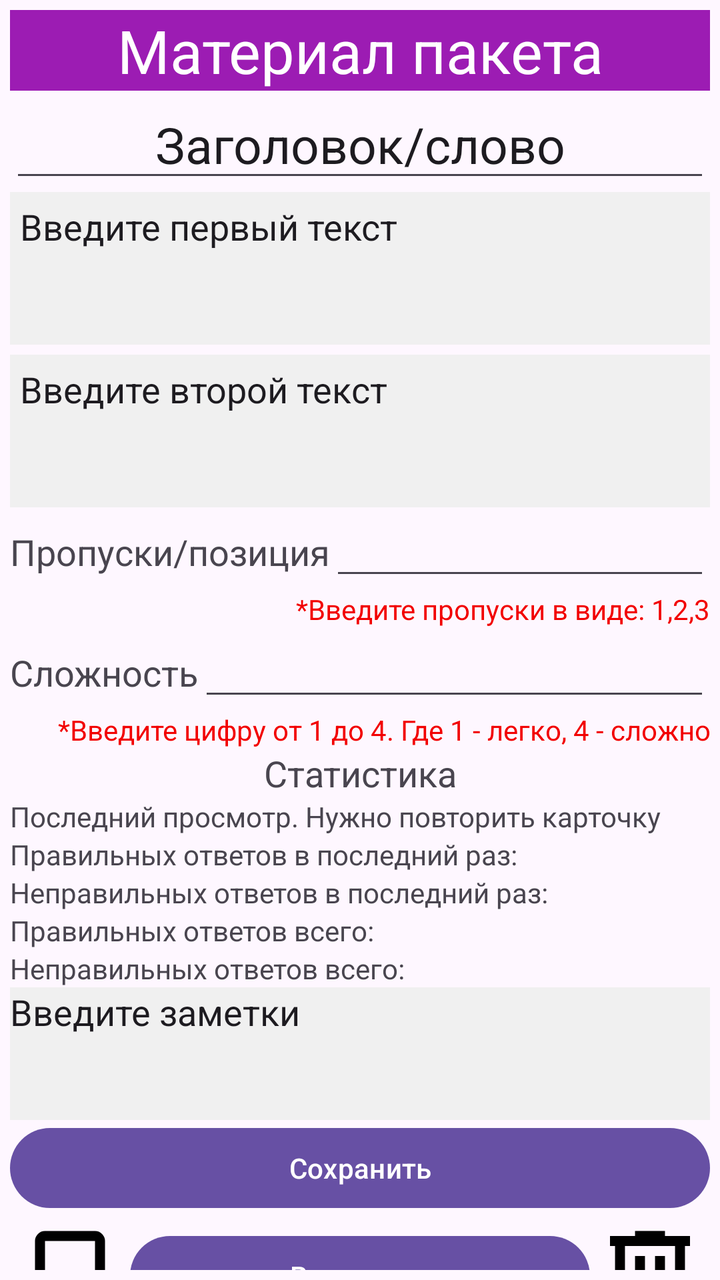
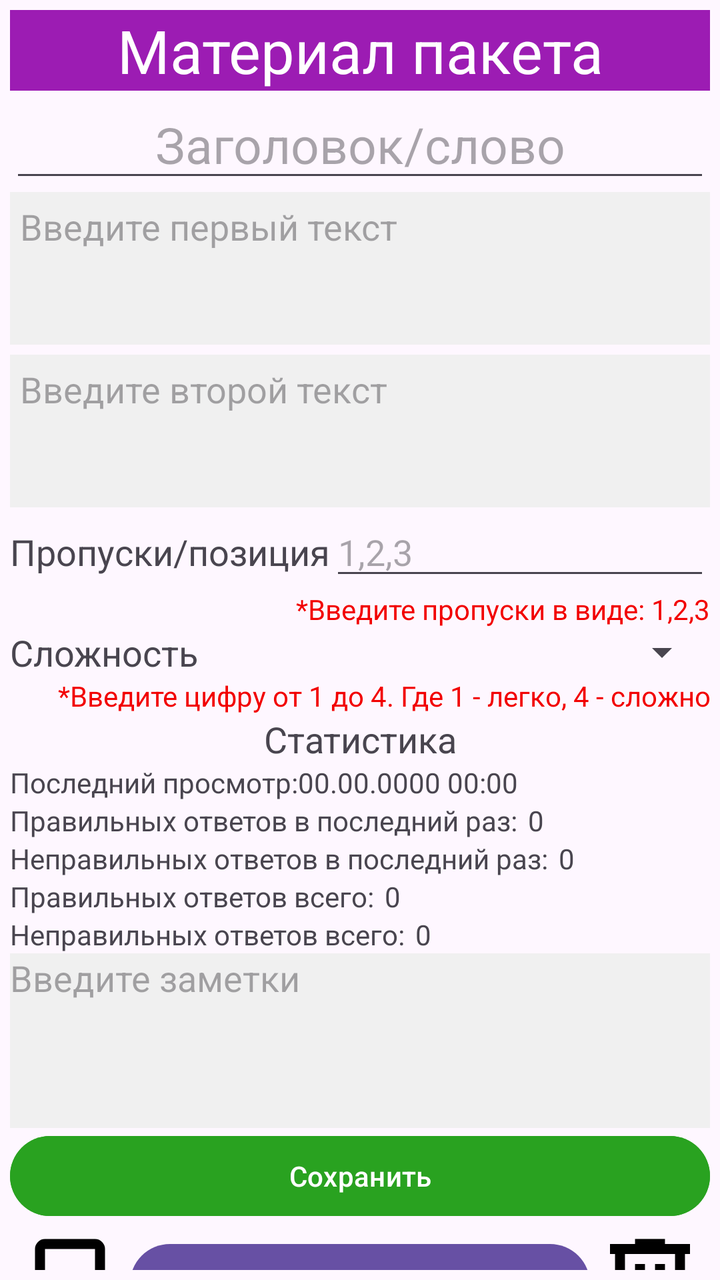

An Android layout rendered at two revisions. The XML below is the earlier revision; the diff shows what the commit changed to produce the second picture.
<!-- AndroidManifest.xml: application theme Theme.FGLearning -->
<!-- res/layout/fragment_view_package_item.xml -->
<?xml version="1.0" encoding="utf-8"?>
<layout xmlns:android="http://schemas.android.com/apk/res/android"
    xmlns:tools="http://schemas.android.com/tools"
    xmlns:app="http://schemas.android.com/apk/res-auto">
    <FrameLayout
        android:layout_width="match_parent"
        android:layout_height="match_parent"
        tools:context=".ViewPackageItemFragment">

        <androidx.constraintlayout.widget.ConstraintLayout
            android:layout_width="match_parent"
            android:layout_height="match_parent">
            <LinearLayout
                android:layout_width="match_parent"
                android:layout_height="match_parent"
                android:orientation="vertical"
                android:padding="5dp">
                <TextView
                    android:layout_width="match_parent"
                    android:layout_height="wrap_content"
                    android:background="@color/purple"
                    android:textColor="@color/white"
                    android:text="Материал пакета"
                    android:gravity="center"
                    android:textSize="30sp"/>
                <Space
                    android:layout_weight="1"
                    android:layout_width="match_parent"
                    android:layout_height="0dp" />

                <EditText
                    android:layout_width="match_parent"
                    android:layout_height="wrap_content"
                    android:textSize="25dp"
                    android:text="Заголовок/слово"
                    android:gravity="center"/>
                <EditText
                    android:padding="5dp"
                    android:layout_width="match_parent"
                    android:layout_height="wrap_content"
                    android:minLines="3"
                    android:maxLines="3"
                    android:background="#F0F0F0"
                    android:gravity="top"
                    android:inputType="textMultiLine|textCapSentences"
                    android:scrollbars="vertical"
                    android:text="Введите первый текст" />
                <EditText
                    android:layout_marginTop="5dp"
                    android:padding="5dp"
                    android:layout_width="match_parent"
                    android:layout_height="wrap_content"
                    android:minLines="3"
                    android:maxLines="3"
                    android:background="#F0F0F0"
                    android:gravity="top"
                    android:inputType="textMultiLine|textCapSentences"
                    android:scrollbars="vertical"
                    android:text="Введите второй текст" />

                
                <LinearLayout
                    android:layout_width="match_parent"
                    android:layout_height="wrap_content"
                    android:orientation="vertical">
                    <LinearLayout
                        android:layout_width="match_parent"
                        android:layout_height="wrap_content"
                        android:orientation="horizontal">
                        <TextView
                            android:layout_width="wrap_content"
                            android:layout_height="wrap_content"
                            android:text="Пропуски/позиция"
                            android:textSize="18sp"/>
                        <EditText
                            android:layout_width="match_parent"
                            android:layout_height="wrap_content"
                            android:digits="0123456789,"
                            android:text="" />
                        
                    </LinearLayout>
                    <TextView
                        android:id="@+id/hint_text"
                        android:layout_width="match_parent"
                        android:layout_height="wrap_content"
                        android:textColor="@color/red"
                        android:gravity="end"
                        android:text="*Введите пропуски в виде: 1,2,3" />
                </LinearLayout>

                
                <LinearLayout
                    android:layout_width="match_parent"
                    android:layout_height="wrap_content"
                    android:orientation="vertical">
                    <LinearLayout
                        android:layout_width="match_parent"
                        android:layout_height="wrap_content"
                        android:orientation="horizontal">
                        <TextView
                            android:layout_width="wrap_content"
                            android:layout_height="wrap_content"
                            android:text="Сложность"
                            android:textSize="18sp"/>
                        <EditText
                            android:id="@+id/difficulty"
                            android:layout_width="match_parent"
                            android:layout_height="wrap_content"
                            android:maxLength="1"
                            android:digits="1234"
                            android:inputType="number"
                            android:text="" />
                        
                    </LinearLayout>
                    <TextView
                        android:layout_width="match_parent"
                        android:layout_height="wrap_content"
                        android:textColor="@color/red"
                        android:gravity="end"
                        android:text="*Введите цифру от 1 до 4. Где 1 - легко, 4 - сложно" />
                </LinearLayout>

                <Space
                    android:layout_weight="1"
                    android:layout_width="match_parent"
                    android:layout_height="wrap_content" />

                <TextView
                    android:layout_width="match_parent"
                    android:layout_height="wrap_content"
                    android:gravity="center"
                    android:textSize="18sp"
                    android:text="Статистика" />
                <TextView
                    android:layout_width="match_parent"
                    android:layout_height="wrap_content"
                    android:text="Последний просмотр. Нужно повторить карточку" />




                <TextView
                    android:layout_width="match_parent"
                    android:layout_height="wrap_content"
                    android:text="Правильных ответов в последний раз:" />
                <TextView
                    android:layout_width="match_parent"
                    android:layout_height="wrap_content"
                    android:text="Неправильных ответов в последний раз:" />
                <TextView
                    android:layout_width="match_parent"
                    android:layout_height="wrap_content"
                    android:text="Правильных ответов всего:" />
                <TextView
                    android:layout_width="match_parent"
                    android:layout_height="wrap_content"
                    android:text="Неправильных ответов всего:" />

                <Space
                    android:layout_weight="1"
                    android:layout_width="match_parent"
                    android:layout_height="0dp" />

                <EditText
                    android:layout_width="match_parent"
                    android:layout_height="wrap_content"
                    android:minLines="3"
                    android:maxLines="3"
                    android:background="#F0F0F0"
                    android:gravity="top"
                    android:inputType="textMultiLine|textCapSentences"
                    android:scrollbars="vertical"
                    android:text="Введите заметки" />

                <Space
                    android:layout_weight="1"
                    android:layout_width="match_parent"
                    android:layout_height="0dp" />

                <Button
                    android:id="@+id/save_button"
                    android:layout_width="match_parent"
                    android:layout_height="wrap_content"
                    android:layout_gravity="center_vertical"
                    android:text="Сохранить" />
                
                <LinearLayout
                    android:layout_width="match_parent"
                    android:layout_height="wrap_content">
                    <ImageView
                        android:id="@+id/mark_button"
                        android:layout_width="60dp"
                        android:layout_height="60dp"
                        android:src="@drawable/bookmark" />
                    <Button
                        android:id="@+id/back_button"
                        android:layout_width="wrap_content"
                        android:layout_height="wrap_content"
                        android:layout_weight="1"
                        android:layout_gravity="center_vertical"
                        android:text="Вернуться" />
                    <ImageView
                        android:id="@+id/delete_button"
                        android:layout_width="60dp"
                        android:layout_height="60dp"
                        android:src="@drawable/delete" />
                </LinearLayout>


            </LinearLayout>



        </androidx.constraintlayout.widget.ConstraintLayout>

    </FrameLayout>
</layout>
<!-- resources referenced by this layout -->
<resources>
  <color name="purple">#9C1CB3</color>
  <color name="red">#F20000</color>
  <color name="white">#FFFFFFFF</color>
  <!-- drawable bookmark (drawable) -->
  <vector xmlns:android="http://schemas.android.com/apk/res/android" android:height="24dp" android:tint="#000000" android:viewportHeight="960" android:viewportWidth="960" android:width="24dp">
        
      <path android:fillColor="@android:color/white" android:pathData="M200,840L200,200Q200,167 223.5,143.5Q247,120 280,120L680,120Q713,120 736.5,143.5Q760,167 760,200L760,840L480,720L200,840ZM280,718L480,632L680,718L680,200Q680,200 680,200Q680,200 680,200L280,200Q280,200 280,200Q280,200 280,200L280,718ZM280,200L280,200Q280,200 280,200Q280,200 280,200L680,200Q680,200 680,200Q680,200 680,200L680,200L480,200L280,200Z"/>
      
  </vector>
  <!-- drawable delete (drawable) -->
  <vector xmlns:android="http://schemas.android.com/apk/res/android" android:height="24dp" android:tint="#000000" android:viewportHeight="960" android:viewportWidth="960" android:width="24dp">
        
      <path android:fillColor="@android:color/white" android:pathData="M280,840Q247,840 223.5,816.5Q200,793 200,760L200,240L160,240L160,160L360,160L360,120L600,120L600,160L800,160L800,240L760,240L760,760Q760,793 736.5,816.5Q713,840 680,840L280,840ZM680,240L280,240L280,760Q280,760 280,760Q280,760 280,760L680,760Q680,760 680,760Q680,760 680,760L680,240ZM360,680L440,680L440,320L360,320L360,680ZM520,680L600,680L600,320L520,320L520,680ZM280,240L280,240L280,760Q280,760 280,760Q280,760 280,760L280,760Q280,760 280,760Q280,760 280,760L280,240Z"/>
      
  </vector>
  <style name="Theme.FGLearning" parent="Base.Theme.FGLearning" />
  <style name="Base.Theme.FGLearning" parent="Theme.Material3.DayNight.NoActionBar">
          
          
      </style>
</resources>

<!-- the commit's change to res/layout/fragment_view_package_item.xml (unified diff, before → after) -->
@@ -29,12 +29,14 @@
                     android:layout_height="0dp" />
 
                 <EditText
+                    android:id="@+id/contentEditText"
                     android:layout_width="match_parent"
                     android:layout_height="wrap_content"
                     android:textSize="25dp"
-                    android:text="Заголовок/слово"
+                    android:hint="Заголовок/слово"
                     android:gravity="center"/>
                 <EditText
+                    android:id="@+id/firstEditText"
                     android:padding="5dp"
                     android:layout_width="match_parent"
                     android:layout_height="wrap_content"
@@ -44,8 +46,10 @@
                     android:gravity="top"
                     android:inputType="textMultiLine|textCapSentences"
                     android:scrollbars="vertical"
-                    android:text="Введите первый текст" />
+                    android:maxLength="100"
+                    android:hint="Введите первый текст" />
                 <EditText
+                    android:id="@+id/firstSecondText"
                     android:layout_marginTop="5dp"
                     android:padding="5dp"
                     android:layout_width="match_parent"
@@ -56,10 +60,12 @@
                     android:gravity="top"
                     android:inputType="textMultiLine|textCapSentences"
                     android:scrollbars="vertical"
-                    android:text="Введите второй текст" />
+                    android:maxLength="100"
+                    android:hint="Введите второй текст" />
 
                 
                 <LinearLayout
+                    android:id="@+id/gaps"
                     android:layout_width="match_parent"
                     android:layout_height="wrap_content"
                     android:orientation="vertical">
@@ -73,14 +79,16 @@
                             android:text="Пропуски/позиция"
                             android:textSize="18sp"/>
                         <EditText
+                            android:id="@+id/gapsEditText"
                             android:layout_width="match_parent"
                             android:layout_height="wrap_content"
                             android:digits="0123456789,"
+                            android:hint="1,2,3"
                             android:text="" />
                         
                     </LinearLayout>
                     <TextView
-                        android:id="@+id/hint_text"
+                        android:id="@+id/gapsHintText"
                         android:layout_width="match_parent"
                         android:layout_height="wrap_content"
                         android:textColor="@color/red"
@@ -90,6 +98,7 @@
 
                 
                 <LinearLayout
+                    android:id="@+id/difficulty"
                     android:layout_width="match_parent"
                     android:layout_height="wrap_content"
                     android:orientation="vertical">
@@ -102,22 +111,30 @@
                             android:layout_height="wrap_content"
                             android:text="Сложность"
                             android:textSize="18sp"/>
-                        <EditText
-                            android:id="@+id/difficulty"
+
+                        <Spinner
+                            android:id="@+id/spinner"
                             android:layout_width="match_parent"
-                            android:layout_height="wrap_content"
-                            android:maxLength="1"
-                            android:digits="1234"
-                            android:inputType="number"
-                            android:text="" />
-                        
+                            android:layout_height="wrap_content"/>
+
+
+
+
+
+
+
+
+
+
                     </LinearLayout>
                     <TextView
+                        android:id="@+id/difficultyHintText"
                         android:layout_width="match_parent"
                         android:layout_height="wrap_content"
                         android:textColor="@color/red"
                         android:gravity="end"
                         android:text="*Введите цифру от 1 до 4. Где 1 - легко, 4 - сложно" />
+                    
                 </LinearLayout>
 
                 <Space
@@ -125,36 +142,100 @@
                     android:layout_width="match_parent"
                     android:layout_height="wrap_content" />
 
+            <LinearLayout
+                android:id="@+id/stats"
+                android:layout_width="match_parent"
+                android:layout_height="wrap_content"
+                android:orientation="vertical">
                 <TextView
                     android:layout_width="match_parent"
                     android:layout_height="wrap_content"
                     android:gravity="center"
                     android:textSize="18sp"
                     android:text="Статистика" />
-                <TextView
-                    android:layout_width="match_parent"
-                    android:layout_height="wrap_content"
-                    android:text="Последний просмотр. Нужно повторить карточку" />
-
-
-
-
-                <TextView
-                    android:layout_width="match_parent"
-                    android:layout_height="wrap_content"
-                    android:text="Правильных ответов в последний раз:" />
-                <TextView
-                    android:layout_width="match_parent"
-                    android:layout_height="wrap_content"
-                    android:text="Неправильных ответов в последний раз:" />
-                <TextView
-                    android:layout_width="match_parent"
-                    android:layout_height="wrap_content"
-                    android:text="Правильных ответов всего:" />
-                <TextView
-                    android:layout_width="match_parent"
-                    android:layout_height="wrap_content"
-                    android:text="Неправильных ответов всего:" />
+                <LinearLayout
+                    android:layout_width="match_parent"
+                    android:layout_height="wrap_content"
+                    android:orientation="horizontal">
+                    <TextView
+                        android:layout_width="wrap_content"
+                        android:layout_height="wrap_content"
+                        android:text="Последний просмотр:" />
+                    <TextView
+                        android:id="@+id/lastViewText"
+                        android:layout_width="wrap_content"
+                        android:layout_height="wrap_content"
+                        android:text="00.00.0000 00:00" />
+                    
+                </LinearLayout>
+
+
+
+
+                <LinearLayout
+                    android:layout_width="match_parent"
+                    android:layout_height="wrap_content"
+                    android:orientation="horizontal">
+                    <TextView
+                        android:layout_width="wrap_content"
+                        android:layout_height="wrap_content"
+                        android:text="Правильных ответов в последний раз:" />
+                    <TextView
+                        android:id="@+id/lastCorrectAnsCountText"
+                        android:layout_marginStart="5dp"
+                        android:layout_width="wrap_content"
+                        android:layout_height="wrap_content"
+                        android:text="0" />
+                </LinearLayout>
+                <LinearLayout
+                    android:layout_width="match_parent"
+                    android:layout_height="wrap_content"
+                    android:orientation="horizontal">
+                    <TextView
+                        android:layout_width="wrap_content"
+                        android:layout_height="wrap_content"
+                        android:text="Неправильных ответов в последний раз:" />
+                    <TextView
+                        android:id="@+id/lastIncorrectAnsCountText"
+                        android:layout_marginStart="5dp"
+                        android:layout_width="wrap_content"
+                        android:layout_height="wrap_content"
+                        android:text="0" />
+                    
+                </LinearLayout>
+                <LinearLayout
+                    android:layout_width="match_parent"
+                    android:layout_height="wrap_content"
+                    android:orientation="horizontal">
+                    <TextView
+                        android:layout_width="wrap_content"
+                        android:layout_height="wrap_content"
+                        android:text="Правильных ответов всего:" />
+                    <TextView
+                        android:id="@+id/totalCorrectAnsCountText"
+                        android:layout_marginStart="5dp"
+                        android:layout_width="wrap_content"
+                        android:layout_height="wrap_content"
+                        android:text="0" />
+                    
+                </LinearLayout>
+                <LinearLayout
+                    android:layout_width="match_parent"
+                    android:layout_height="wrap_content"
+                    android:orientation="horizontal">
+                    <TextView
+                        android:layout_width="wrap_content"
+                        android:layout_height="wrap_content"
+                        android:text="Неправильных ответов всего:" />
+                    <TextView
+                        android:id="@+id/totalIncorrectAnsCountText"
+                        android:layout_marginStart="5dp"
+                        android:layout_width="wrap_content"
+                        android:layout_height="wrap_content"
+                        android:text="0" />
+                    
+                </LinearLayout>
+            </LinearLayout>
 
                 <Space
                     android:layout_weight="1"
@@ -162,15 +243,17 @@
                     android:layout_height="0dp" />
 
                 <EditText
-                    android:layout_width="match_parent"
-                    android:layout_height="wrap_content"
-                    android:minLines="3"
-                    android:maxLines="3"
+                    android:id="@+id/notesEditText"
+                    android:layout_width="match_parent"
+                    android:layout_height="wrap_content"
+                    android:minLines="4"
+                    android:maxLines="4"
                     android:background="#F0F0F0"
                     android:gravity="top"
+                    android:maxLength="100"
                     android:inputType="textMultiLine|textCapSentences"
                     android:scrollbars="vertical"
-                    android:text="Введите заметки" />
+                    android:hint="Введите заметки"/>
 
                 <Space
                     android:layout_weight="1"
@@ -182,6 +265,7 @@
                     android:layout_width="match_parent"
                     android:layout_height="wrap_content"
                     android:layout_gravity="center_vertical"
+                    android:backgroundTint="#29A220"
                     android:text="Сохранить" />
                 
                 <LinearLayout
@@ -198,7 +282,7 @@
                         android:layout_height="wrap_content"
                         android:layout_weight="1"
                         android:layout_gravity="center_vertical"
-                        android:text="Вернуться" />
+                        android:text="Отмена" />
                     <ImageView
                         android:id="@+id/delete_button"
                         android:layout_width="60dp"
